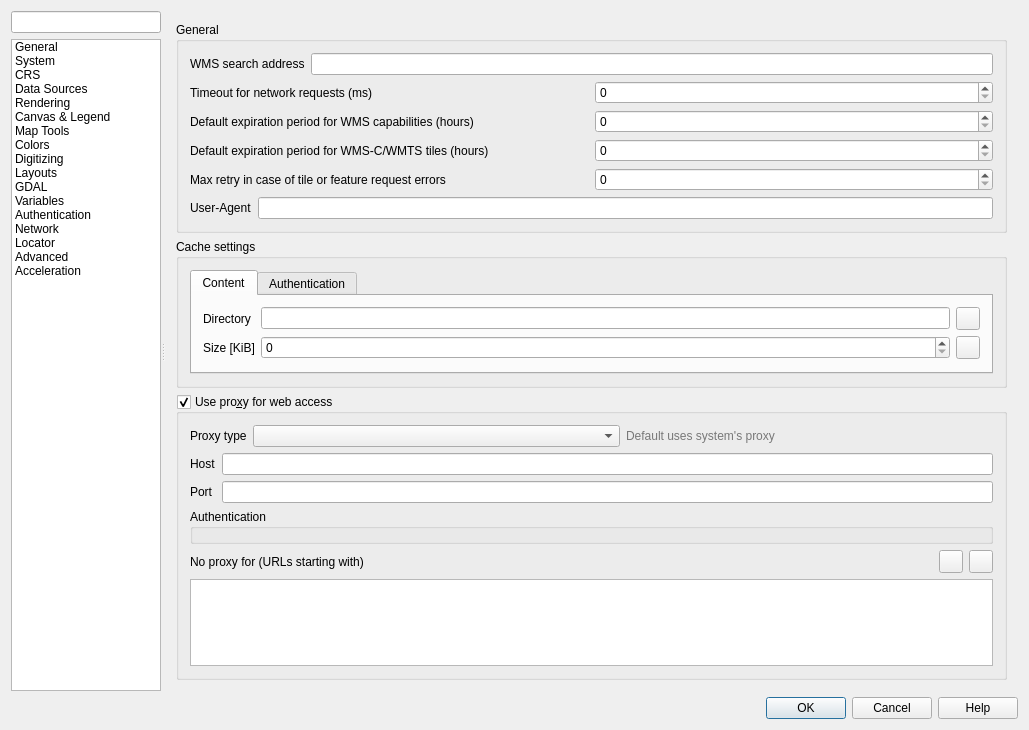
Old version of the form src/ui/qgsoptionsbase.ui in the repository qgis/QGIS.
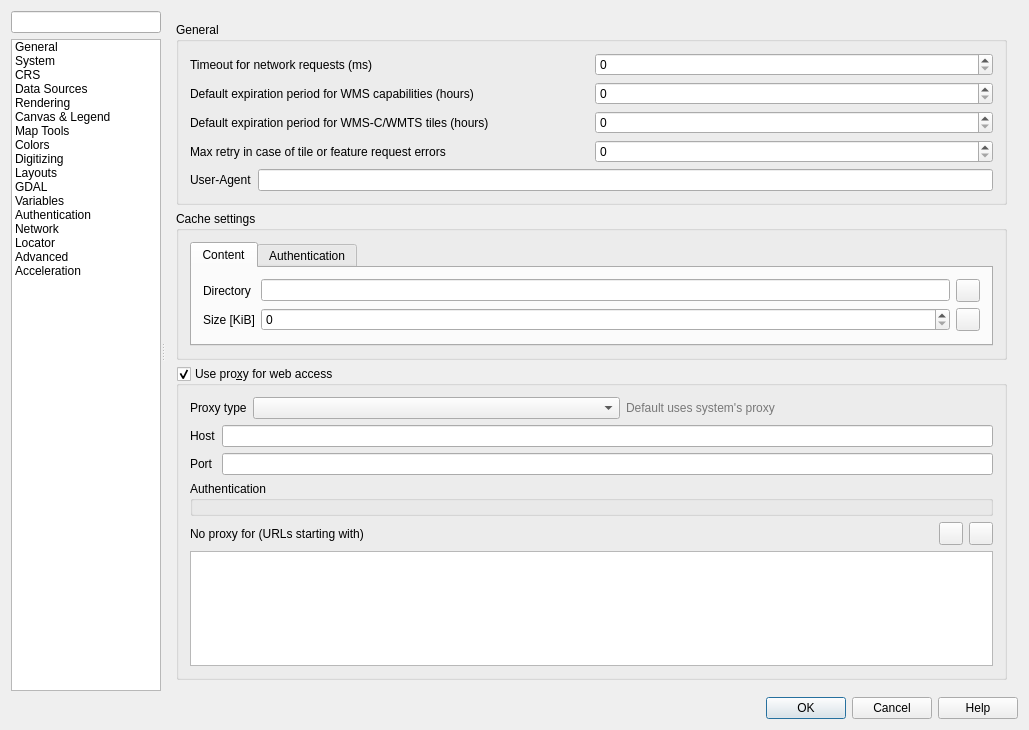
New version of the form. The open tabs and pages were chosen to show the change. Icons and pictures are not drawn. Custom widgets are drawn as their Qt base class.

Commit message: remove server search URL from settings remove server search tab from OWS dialog

What changed in the file:
```diff
--- a/src/ui/qgsoptionsbase.ui
+++ b/src/ui/qgsoptionsbase.ui
@@ -4990,8 +4990,8 @@
                <rect>
                 <x>0</x>
                 <y>0</y>
-                <width>633</width>
-                <height>750</height>
+                <width>857</width>
+                <height>682</height>
                </rect>
               </property>
               <layout class="QVBoxLayout" name="verticalLayout_33">
@@ -5001,20 +5001,6 @@
                   <string>General</string>
                  </property>
                  <layout class="QVBoxLayout" name="verticalLayout_34">
-                  <item>
-                   <layout class="QHBoxLayout" name="horizontalLayout_2">
-                    <item>
-                     <widget class="QLabel" name="label_9">
-                      <property name="text">
-                       <string>WMS search address</string>
-                      </property>
-                     </widget>
-                    </item>
-                    <item>
-                     <widget class="QLineEdit" name="leWmsSearch"/>
-                    </item>
-                   </layout>
-                  </item>
                   <item>
                    <layout class="QHBoxLayout" name="horizontalLayout_11">
                     <item>
```
Left out of the diff: 53 changed lines with no effect on the pictures. The commit also changes 6 other files.
